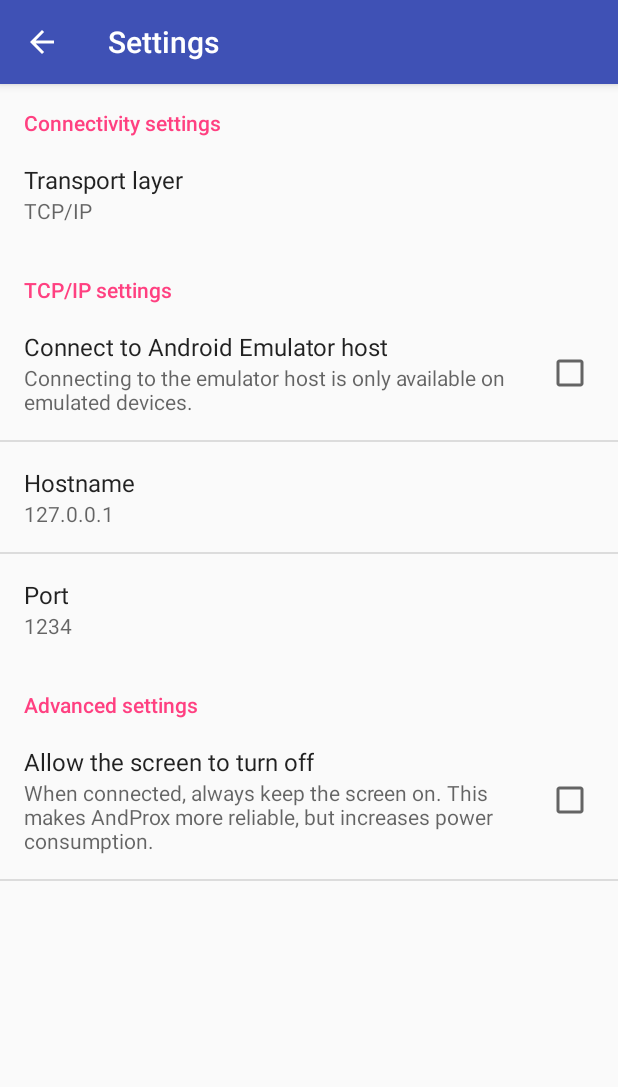
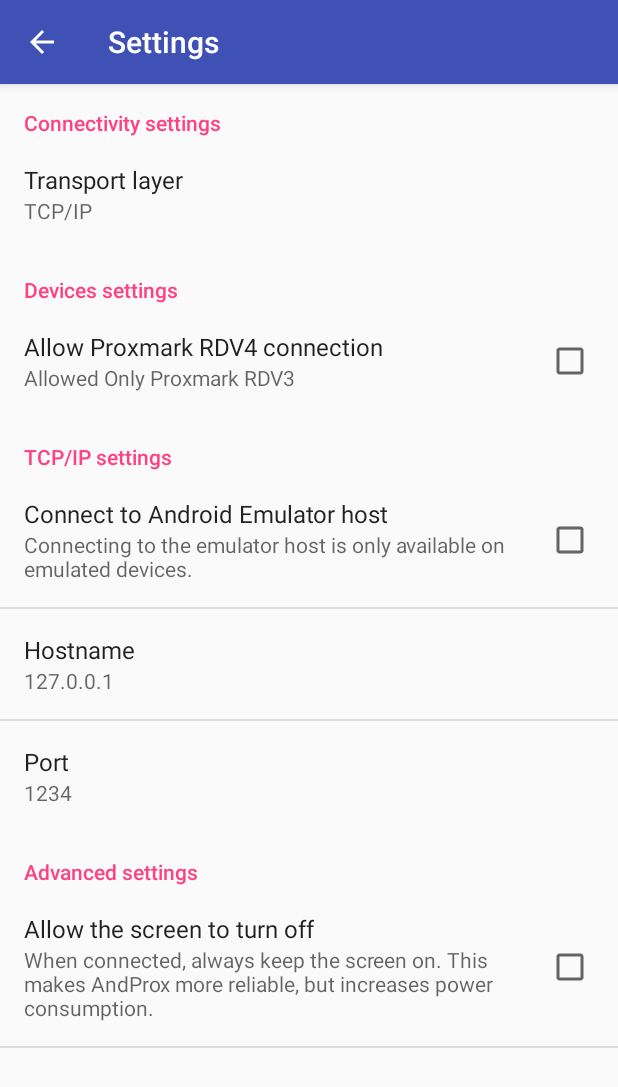
Before and after one commit to AndProx/AndProx, an Android app: the screen it shows after launch (SettingsActivity), after a tap on "SETTINGS…", on a phone screen of 412 x 824 dp. Shown: the top 1087 px of the screen. Run offline under Robolectric (Android 15) with nearby library versions, the phone set to English and light mode, and no system bars; libraries missing offline, so code that uses them is left out: com.hoho.android; 3 statements that could not run were skipped.

Commit message:
added feature to allow users connect with Proxmark RDV4

```diff
--- a/app/src/main/java/au/id/micolous/andprox/AndProxApplication.java
+++ b/app/src/main/java/au/id/micolous/andprox/AndProxApplication.java
@@ -52,6 +52,7 @@ import au.id.micolous.andprox.natives.Natives;
  * AndProx application reference.
  */
 public class AndProxApplication extends Application {
+    public static final String PREF_ALLOWED_DEVICES = "pref_android_allowed_devices";
     public static final String PREF_CONN_MODE = "pref_conn_mode";
     public static final String PREF_ANDROID_EMU_HOST = "pref_android_emu_host";
     public static final String PREF_TCP_HOST = "pref_tcp_host";
@@ -223,6 +224,10 @@ public class AndProxApplication extends Application {
         return defaultValue;
     }
 
+    public static boolean allowAllProxmarkDevices() {
+        return getBooleanPref(PREF_ALLOWED_DEVICES, false);
+    }
+
     public static boolean useAndroidEmulatorHost() {
         return getBooleanPref(PREF_ANDROID_EMU_HOST, Utils.isRunningInEmulator());
     }
--- a/app/src/main/java/au/id/micolous/andprox/activities/MainActivity.java
+++ b/app/src/main/java/au/id/micolous/andprox/activities/MainActivity.java
@@ -72,6 +72,8 @@ import au.id.micolous.andprox.natives.Natives;
 import au.id.micolous.andprox.tasks.ConnectTCPTask;
 import au.id.micolous.andprox.tasks.ConnectUSBTask;
 import au.id.micolous.andprox.tasks.CopyTask;
+
+import static au.id.micolous.andprox.AndProxApplication.allowAllProxmarkDevices;
 
 public class MainActivity extends AppCompatActivity {
 
@@ -154,12 +156,17 @@ public class MainActivity extends AppCompatActivity {
             for (UsbSerialPort p : d.getPorts()) {
                 deviceInfo.append(String.format(Locale.ENGLISH, "  Port %d: %s\n", p.getPortNumber(), p.getClass().getSimpleName()));
 
-                if (dev.getVendorId() == UsbId.VENDOR_PROXMARK3 && dev.getProductId() == UsbId.PROXMARK3) {
+                if (allowAllProxmarkDevices()) {
                     deviceInfo.append("  Detected PM3!\n");
                     app.setProxmarkDetected(true);
-                } else if (dev.getVendorId() == UsbId.VENDOR_PROXMARK3_OLD && dev.getProductId() == UsbId.PROXMARK3_OLD) {
-                    deviceInfo.append("  Old PM3 firmware -- needs update!\n");
-                    app.setOldProxmarkDetected(true);
+                } else {
+                    if (dev.getVendorId() == UsbId.VENDOR_PROXMARK3 && dev.getProductId() == UsbId.PROXMARK3) {
+                        deviceInfo.append("  Detected PM3!\n");
+                        app.setProxmarkDetected(true);
+                    } else if (dev.getVendorId() == UsbId.VENDOR_PROXMARK3_OLD && dev.getProductId() == UsbId.PROXMARK3_OLD) {
+                        deviceInfo.append("  Old PM3 firmware -- needs update!\n");
+                        app.setOldProxmarkDetected(true);
+                    }
                 }
             }
         }
--- a/app/src/main/res/values/strings.xml
+++ b/app/src/main/res/values/strings.xml
@@ -123,6 +123,11 @@
     <string name="connectivity_settings">Connectivity settings</string>
     <string name="transport_layer">Transport layer</string>
 
+    <string name="devices_settings">Devices settings</string>
+    <string name="connect_to_proxmark_rdv4">Allow Proxmark RDV4 connection</string>
+    <string name="connect_to_proxmark_on">All Proxmark version allowed (RDV3-RDV4)</string>
+    <string name="connect_to_proxmark_off">Allowed Only Proxmark RDV3</string>
+
     <string-array name="conn_modes">
         <item>USB</item>
         <item>TCP/IP</item>
--- a/app/src/main/res/xml/prefs.xml
+++ b/app/src/main/res/xml/prefs.xml
@@ -8,6 +8,13 @@
             android:entries="@array/conn_modes"
             android:entryValues="@array/conn_modes_values"
             />
+    </PreferenceCategory>
+
+    <PreferenceCategory android:title="@string/devices_settings">
+        <CheckBoxPreference android:key="pref_android_allowed_devices"
+            android:title="@string/connect_to_proxmark_rdv4"
+            android:summaryOn="@string/connect_to_proxmark_on"
+            android:summaryOff="@string/connect_to_proxmark_off" />
     </PreferenceCategory>
 
     <PreferenceCategory android:title="@string/tcp_ip_settings">
```
Also changed, not shown: app/src/main/java/au/id/micolous/andprox/ProxmarkVersion.java (+10 -2 lines).
